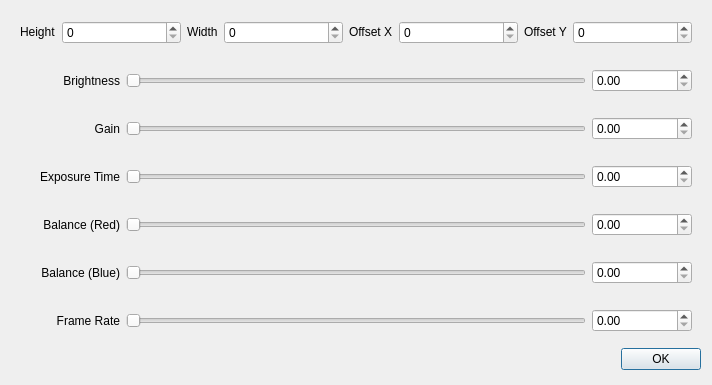
The window that forms/CameraConfigurationDialog.ui (mehrab2603/scan3d-capture) describes before a commit, drawn with Qt 5.
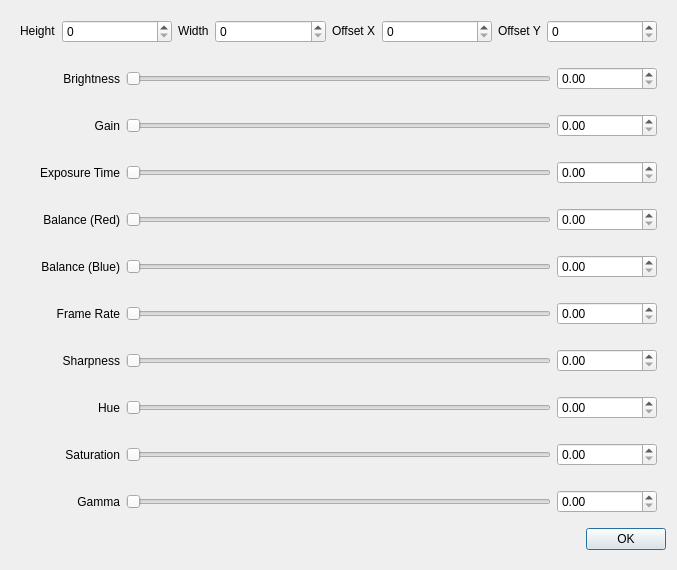
The same window after the commit.

Commit message: Add support for sharpness, gamma and saturation control and fix camera parameter update issues

```diff
--- a/forms/CameraConfigurationDialog.ui
+++ b/forms/CameraConfigurationDialog.ui
@@ -6,8 +6,8 @@
    <rect>
     <x>0</x>
     <y>0</y>
-    <width>712</width>
-    <height>385</height>
+    <width>677</width>
+    <height>570</height>
    </rect>
   </property>
   <property name="sizePolicy">
@@ -563,6 +563,274 @@
      </item>
     </layout>
    </item>
+   <item>
+    <layout class="QHBoxLayout" name="horizontalLayout_8" stretch="0,0,0">
+     <property name="leftMargin">
+      <number>9</number>
+     </property>
+     <property name="topMargin">
+      <number>9</number>
+     </property>
+     <property name="rightMargin">
+      <number>9</number>
+     </property>
+     <property name="bottomMargin">
+      <number>9</number>
+     </property>
+     <item>
+      <widget class="QLabel" name="label_11">
+       <property name="minimumSize">
+        <size>
+         <width>100</width>
+         <height>0</height>
+        </size>
+       </property>
+       <property name="baseSize">
+        <size>
+         <width>100</width>
+         <height>0</height>
+        </size>
+       </property>
+       <property name="text">
+        <string>Sharpness</string>
+       </property>
+       <property name="alignment">
+        <set>Qt::AlignRight|Qt::AlignTrailing|Qt::AlignVCenter</set>
+       </property>
+      </widget>
+     </item>
+     <item>
+      <widget class="QSlider" name="camera_sharpness_slider">
+       <property name="orientation">
+        <enum>Qt::Horizontal</enum>
+       </property>
+      </widget>
+     </item>
+     <item>
+      <widget class="QDoubleSpinBox" name="camera_sharpness_spin">
+       <property name="sizePolicy">
+        <sizepolicy hsizetype="Preferred" vsizetype="Fixed">
+         <horstretch>0</horstretch>
+         <verstretch>0</verstretch>
+        </sizepolicy>
+       </property>
+       <property name="minimumSize">
+        <size>
+         <width>100</width>
+         <height>0</height>
+        </size>
+       </property>
+       <property name="baseSize">
+        <size>
+         <width>100</width>
+         <height>0</height>
+        </size>
+       </property>
+      </widget>
+     </item>
+    </layout>
+   </item>
+   <item>
+    <layout class="QHBoxLayout" name="horizontalLayout_9">
+     <property name="leftMargin">
+      <number>9</number>
+     </property>
+     <property name="topMargin">
+      <number>9</number>
+     </property>
+     <property name="rightMargin">
+      <number>9</number>
+     </property>
+     <property name="bottomMargin">
+      <number>9</number>
+     </property>
+     <item>
+      <widget class="QLabel" name="label_12">
+       <property name="minimumSize">
+        <size>
+         <width>100</width>
+         <height>0</height>
+        </size>
+       </property>
+       <property name="baseSize">
+        <size>
+         <width>100</width>
+         <height>0</height>
+        </size>
+       </property>
+       <property name="text">
+        <string>Hue</string>
+       </property>
+       <property name="alignment">
+        <set>Qt::AlignRight|Qt::AlignTrailing|Qt::AlignVCenter</set>
+       </property>
+      </widget>
+     </item>
+     <item>
+      <widget class="QSlider" name="camera_hue_slider">
+       <property name="orientation">
+        <enum>Qt::Horizontal</enum>
+       </property>
+      </widget>
+     </item>
+     <item>
+      <widget class="QDoubleSpinBox" name="camera_hue_spin">
+       <property name="sizePolicy">
+        <sizepolicy hsizetype="Preferred" vsizetype="Fixed">
+         <horstretch>0</horstretch>
+         <verstretch>0</verstretch>
+        </sizepolicy>
+       </property>
+       <property name="minimumSize">
+        <size>
+         <width>100</width>
+         <height>0</height>
+        </size>
+       </property>
+       <property name="baseSize">
+        <size>
+         <width>100</width>
+         <height>0</height>
+        </size>
+       </property>
+      </widget>
+     </item>
+    </layout>
+   </item>
+   <item>
+    <layout class="QHBoxLayout" name="horizontalLayout_10">
+     <property name="leftMargin">
+      <number>9</number>
+     </property>
+     <property name="topMargin">
+      <number>9</number>
+     </property>
+     <property name="rightMargin">
+      <number>9</number>
+     </property>
+     <property name="bottomMargin">
+      <number>9</number>
+     </property>
+     <item>
+      <widget class="QLabel" name="label_13">
+       <property name="minimumSize">
+        <size>
+         <width>100</width>
+         <height>0</height>
+        </size>
+       </property>
+       <property name="baseSize">
+        <size>
+         <width>100</width>
+         <height>0</height>
+        </size>
+       </property>
+       <property name="text">
+        <string>Saturation</string>
+       </property>
+       <property name="alignment">
+        <set>Qt::AlignRight|Qt::AlignTrailing|Qt::AlignVCenter</set>
+       </property>
+      </widget>
+     </item>
+     <item>
+      <widget class="QSlider" name="camera_saturation_slider">
+       <property name="orientation">
+        <enum>Qt::Horizontal</enum>
+       </property>
+      </widget>
+     </item>
+     <item>
+      <widget class="QDoubleSpinBox" name="camera_saturation_spin">
+       <property name="sizePolicy">
+        <sizepolicy hsizetype="Preferred" vsizetype="Fixed">
+         <horstretch>0</horstretch>
+         <verstretch>0</verstretch>
+        </sizepolicy>
+       </property>
+       <property name="minimumSize">
+        <size>
+         <width>100</width>
+         <height>0</height>
+        </size>
+       </property>
+       <property name="baseSize">
+        <size>
+         <width>100</width>
+         <height>0</height>
+        </size>
+       </property>
+      </widget>
+     </item>
+    </layout>
+   </item>
+   <item>
+    <layout class="QHBoxLayout" name="horizontalLayout_11">
+     <property name="leftMargin">
+      <number>9</number>
+     </property>
+     <property name="topMargin">
+      <number>9</number>
+     </property>
+     <property name="rightMargin">
+      <number>9</number>
+     </property>
+     <property name="bottomMargin">
+      <number>9</number>
+     </property>
+     <item>
+      <widget class="QLabel" name="label_14">
+       <property name="minimumSize">
+        <size>
+         <width>100</width>
+         <height>0</height>
+        </size>
+       </property>
+       <property name="baseSize">
+        <size>
+         <width>100</width>
+         <height>0</height>
+        </size>
+       </property>
+       <property name="text">
+        <string>Gamma</string>
+       </property>
+       <property name="alignment">
+        <set>Qt::AlignRight|Qt::AlignTrailing|Qt::AlignVCenter</set>
+       </property>
+      </widget>
+     </item>
+     <item>
+      <widget class="QSlider" name="camera_gamma_slider">
+       <property name="orientation">
+        <enum>Qt::Horizontal</enum>
+       </property>
+      </widget>
+     </item>
+     <item>
+      <widget class="QDoubleSpinBox" name="camera_gamma_spin">
+       <property name="sizePolicy">
+        <sizepolicy hsizetype="Preferred" vsizetype="Fixed">
+         <horstretch>0</horstretch>
+         <verstretch>0</verstretch>
+        </sizepolicy>
+       </property>
+       <property name="minimumSize">
+        <size>
+         <width>100</width>
+         <height>0</height>
+        </size>
+       </property>
+       <property name="baseSize">
+        <size>
+         <width>100</width>
+         <height>0</height>
+        </size>
+       </property>
+      </widget>
+     </item>
+    </layout>
+   </item>
    <item>
     <widget class="QDialogButtonBox" name="buttonBox">
      <property name="orientation">
```
The commit also changes 4 other files.
